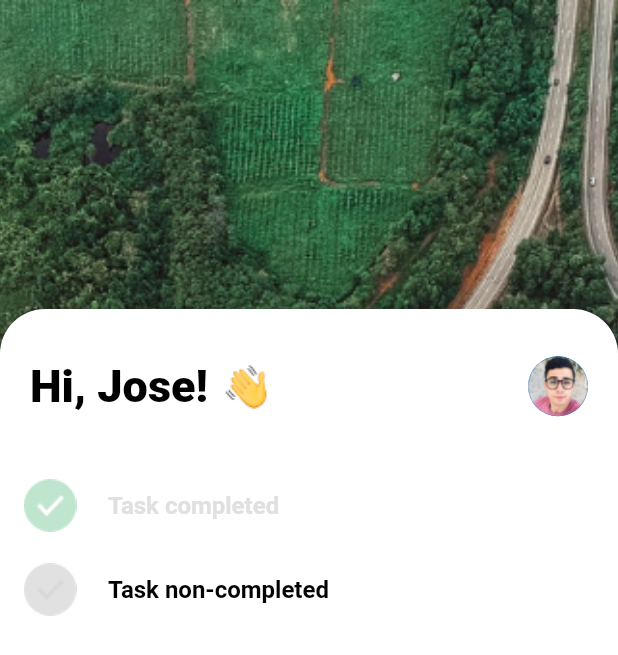
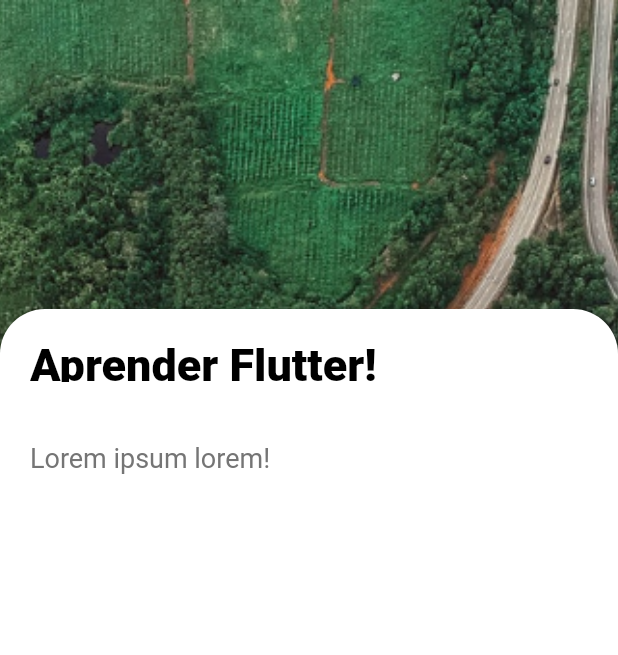
Before and after one commit to josealvaradoo/flutter-todolist, a Flutter app: the screen it shows after launch, on a phone screen of 412 x 824 dp. Shown: the top 655 px of the screen. Run offline on Flutter 3.47's test engine with Material 2 defaults, Android fonts, the phone set to English and light mode, and no system bars.

Commit message:
:art: Group task widgets. Add TaskContent.dart

```diff
--- a/lib/main.dart
+++ b/lib/main.dart
@@ -1,5 +1,5 @@
 import 'package:flutter/material.dart';
-import 'views/HomeView.dart';
+import 'views/TaskView.dart';
 
 void main() => runApp(MyApp());
 
@@ -21,7 +21,7 @@ class MyApp extends StatelessWidget {
                 flex: 1,
               ),
               Expanded(
-                child: HomeView(),
+                child: TaskView(),
                 flex: 3
               )
             ]
--- a/lib/views/HomeView.dart
+++ b/lib/views/HomeView.dart
@@ -1,6 +1,6 @@
 import 'package:flutter/material.dart';
 import '../widgets/WelcomeBar.dart';
-import '../widgets/TaskList.dart';
+import '../widgets/task/TaskList.dart';
 
 class HomeView extends StatelessWidget {
 	@override
--- a/lib/views/TaskView.dart
+++ b/lib/views/TaskView.dart
@@ -1,5 +1,6 @@
 import 'package:flutter/material.dart';
-import '../widgets/TaskTitle.dart';
+import '../widgets/task/TaskTitle.dart';
+import '../widgets/task/TaskContent.dart';
 
 class TaskView extends StatelessWidget {
 	@override
@@ -10,6 +11,9 @@ class TaskView extends StatelessWidget {
 					TaskTitle(
 						title: 'Aprender Flutter',
 					),
+					TaskContent(
+						text: 'Lorem ipsum lorem'
+					)
 				],
 			),
 			decoration: BoxDecoration(
--- /dev/null
+++ b/lib/widgets/task/TaskContent.dart
@@ -0,0 +1,25 @@
+import 'package:flutter/material.dart';
+
+class TaskContent extends StatelessWidget {
+	TaskContent({ this.text});
+	final String text;
+
+	@override
+	Widget build(BuildContext context) {
+		return Expanded(
+			child: Container(
+				constraints: BoxConstraints.expand(),
+				padding: EdgeInsets.all(20.0),
+				child: Text(
+					'$text!',
+					textAlign: TextAlign.left,
+					style: TextStyle(
+						color: Colors.grey[600],
+						fontSize: 18.0
+					)
+				),
+			),
+			flex: 8
+		);
+	}
+}
--- a/lib/widgets/TaskTitle.dart
+++ b/lib/widgets/task/TaskTitle.dart
@@ -17,8 +17,7 @@ class TaskTitle extends StatelessWidget {
 						color: Colors.black,
 						fontWeight: FontWeight.w900,
 						fontSize: 30.0
-					),
-					overflow: TextOverflow.ellipsis,
+					)
 				),
 			),
 			flex: 1
```
Also changed, not shown: lib/widgets/task/TaskItem.dart (renamed from lib/widgets/TaskItem.dart), lib/widgets/task/TaskList.dart (renamed from lib/widgets/TaskList.dart).
